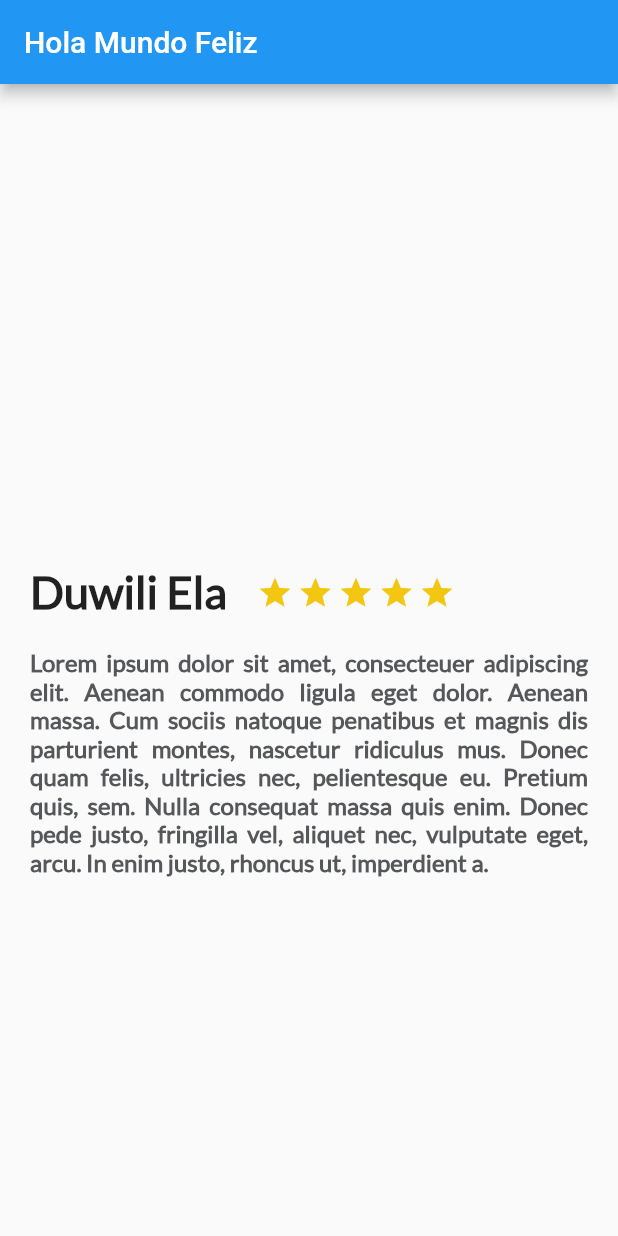
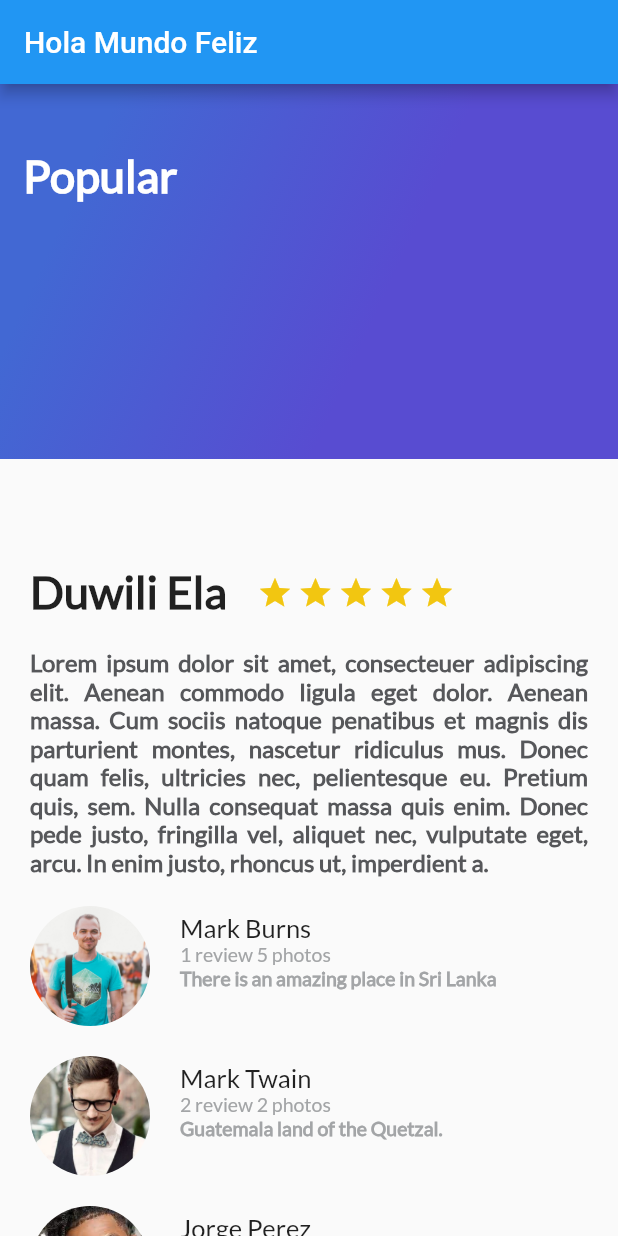
Before and after one commit to N4THB3N/platzi_trips_app, a Flutter app: the screen it shows after launch, on a phone screen of 412 x 824 dp. Run offline on Flutter 3.47's test engine with Material 2 defaults, Android fonts, the phone set to English and light mode, and no system bars; missing offline and left inert: dart:html.

Commit message:
Creating a gradient

```diff
--- /dev/null
+++ b/lib/gradient_back.dart
@@ -0,0 +1,32 @@
+import 'package:flutter/material.dart';
+
+class Gradient_Back extends StatelessWidget {
+  String title = "Popular";
+
+  Gradient_Back(this.title);
+
+  @override
+  Widget build(BuildContext context) {
+    return Container(
+      height: 250.0,
+      decoration: BoxDecoration(
+          gradient: LinearGradient(
+              colors: [Color(0xFF4268D3), Color(0xFF584CD1)],
+              begin: FractionalOffset(0.2, 0.0),
+              end: FractionalOffset(1.0, 0.6),
+              stops: [0.0, 0.6],
+              tileMode: TileMode.clamp)),
+      child: Text(
+        title,
+        style: TextStyle(
+            color: Colors.white,
+            fontSize: 30.0,
+            fontFamily: "Lato",
+            fontWeight: FontWeight.bold),
+      ),
+      alignment: Alignment(-0.9, -0.6),
+    );
+
+    // TODO: implement build
+  }
+}
--- a/lib/main.dart
+++ b/lib/main.dart
@@ -1,9 +1,14 @@
 import 'package:flutter/material.dart';
 import 'description_place.dart';
+import 'review_list.dart';
+import 'gradient_back.dart';
 
 void main() => runApp(MyApp());
 
 class MyApp extends StatelessWidget {
+  String descriptionDummy =
+      'Lorem ipsum dolor sit amet, consecteuer adipiscing elit. Aenean commodo ligula eget dolor. Aenean massa. Cum sociis natoque penatibus et magnis dis parturient montes, nascetur ridiculus mus. Donec quam felis, ultricies nec, pelientesque eu. Pretium quis, sem. Nulla consequat massa quis enim. Donec pede justo, fringilla vel, aliquet nec, vulputate eget, arcu. In enim justo, rhoncus ut, imperdient a.';
+
   @override
   Widget build(BuildContext context) {
     return MaterialApp(
@@ -13,8 +18,20 @@ class MyApp extends StatelessWidget {
           title: Text("Hola Mundo Feliz"),
         ),
         // body: Text(''),
-        body: DescriptionPlace('Duwili Ela', 4,
-            'Lorem ipsum dolor sit amet, consecteuer adipiscing elit. Aenean commodo ligula eget dolor. Aenean massa. Cum sociis natoque penatibus et magnis dis parturient montes, nascetur ridiculus mus. Donec quam felis, ultricies nec, pelientesque eu. Pretium quis, sem. Nulla consequat massa quis enim. Donec pede justo, fringilla vel, aliquet nec, vulputate eget, arcu. In enim justo, rhoncus ut, imperdient a.'),
+        // body: DescriptionPlace('Duwili Ela', 4,
+        //     'Lorem ipsum dolor sit amet, consecteuer adipiscing elit. Aenean commodo ligula eget dolor. Aenean massa. Cum sociis natoque penatibus et magnis dis parturient montes, nascetur ridiculus mus. Donec quam felis, ultricies nec, pelientesque eu. Pretium quis, sem. Nulla consequat massa quis enim. Donec pede justo, fringilla vel, aliquet nec, vulputate eget, arcu. In enim justo, rhoncus ut, imperdient a.'),
+        // body: ReviewList(),
+        body: Stack(
+          children: <Widget>[
+            ListView(
+              children: <Widget>[
+                DescriptionPlace('Duwili Ela', 4, descriptionDummy),
+                ReviewList()
+              ],
+            ),
+            Gradient_Back("Popular"),
+          ],
+        ),
       ),
     );
   }
--- a/lib/review.dart
+++ b/lib/review.dart
@@ -13,7 +13,7 @@ class Review extends StatelessWidget {
     final userComment = Container(
       margin: EdgeInsets.only(left: 20),
       child: Text(
-        details,
+        comment,
         textAlign: TextAlign.center,
         style: TextStyle(
             fontFamily: "Lato",
@@ -58,7 +58,7 @@ class Review extends StatelessWidget {
     );
 
     return Row(
-      children: <Widget>[photo, userComment],
+      children: <Widget>[photo, userDetails],
     );
   }
 }
--- a/lib/review_list.dart
+++ b/lib/review_list.dart
@@ -1,10 +1,21 @@
 import 'dart:html';
 
 import 'package:flutter/material.dart';
+import 'package:platzi_trips_app/review.dart';
 
 class ReviewList extends StatelessWidget {
   @override
   Widget build(BuildContext context) {
-    return null;
+    return Column(
+      crossAxisAlignment: CrossAxisAlignment.start,
+      children: <Widget>[
+        Review("assets/img/people.jpg", "Mark Burns", "1 review 5 photos",
+            "There is an amazing place in Sri Lanka"),
+        Review("assets/img/hipster.jpg", "Mark Twain", "2 review 2 photos",
+            "Guatemala land of the Quetzal."),
+        Review("assets/img/twist.jpg", "Jorge Perez", "2 review 2 photos",
+            "Spain is beautiful."),
+      ],
+    );
   }
 }
--- a/pubspec.yaml
+++ b/pubspec.yaml
@@ -89,6 +89,12 @@ flutter:
   # see https://flutter.dev/custom-fonts/#from-packages
   assets:
     - assets/img/people.jpg
+    - assets/img/hipster.jpg
+    - assets/img/twist.jpg
+    - assets/img/mexico.jpg
+    - assets/img/swiss.jpg
+    - assets/img/antigua.jpg
+    - assets/img/monterrico.jpg
 
   fonts:
     - family: Lato
```
Also changed, not shown: lib/card_image.dart (added, +29 -0 lines), assets/img/antigua.jpg (added), assets/img/hipster.jpg (added), assets/img/mexico.jpg (added), assets/img/monterrico.jpg (added), assets/img/swiss.jpg (added), assets/img/twist.jpg (added), 1 other file.
